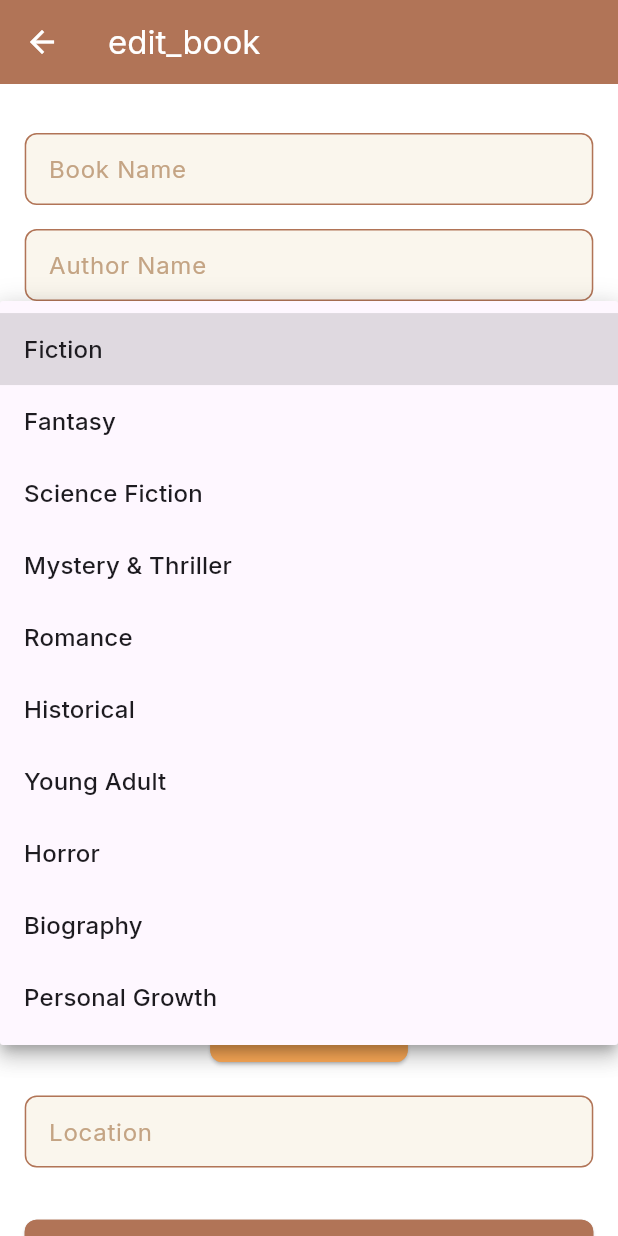
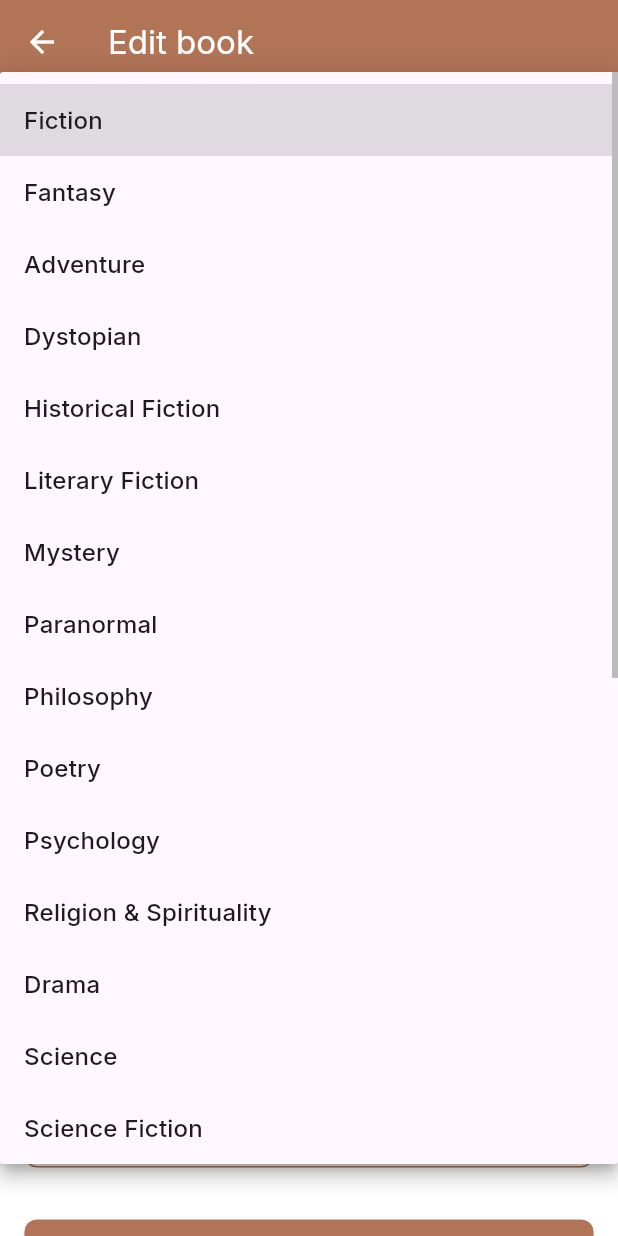
Before and after one commit to Cokawhere/graduation-project-BOOKSi, a Flutter app: the EditBookView screen opened directly with empty values, after a tap on "Sale", after a tap on "Genre", on a phone screen of 412 x 824 dp. Run offline on Flutter 3.47's test engine with Material 3 defaults, Android fonts, the phone set to English and light mode, and no system bars; our stand-ins replace cloud_firestore, firebase_auth, firebase_core, flutter_svg, get, get_storage and 2 more; missing offline and left inert: flutter_facebook_auth; accounts and stored records are empty; project files that could hold a hidden picture were left out.

Commit message:
some fixes

```diff
--- a/lib/features/profile/views/edit_book.dart
+++ b/lib/features/profile/views/edit_book.dart
@@ -38,11 +38,28 @@ class _EditBookViewState extends State<EditBookView> {
   final List<String> genres = [
     "Fiction",
     "Fantasy",
+    "Adventure",
+    "Dystopian",
+    "Historical Fiction",
+    "Literary Fiction",
+    "Mystery",
+    "Paranormal",
+    "Philosophy",
+    "Poetry",
+    "Psychology",
+    "Religion & Spirituality",
+    "Drama",
+    "Science",
     "Science Fiction",
+    "Self-Help",
+    "Spirituality",
+    "Suspense",
+    "Thriller",
+    "Travel",
+    "Young Adult",
     "Mystery & Thriller",
     "Romance",
     "Historical",
-    "Young Adult",
     "Horror",
     "Biography",
     "Personal Growth",
@@ -59,7 +76,7 @@ class _EditBookViewState extends State<EditBookView> {
     _priceController = TextEditingController(
       text: book.price?.toString() ?? '',
     );
-    _selectedGenre = book.genre;
+    _selectedGenre = genres.contains(book.genre) ? book.genre : null;
     _condition = book.condition;
     _availableFor = List<String>.from(book.availableFor);
   }
--- a/lib/lang/ar.dart
+++ b/lib/lang/ar.dart
@@ -57,6 +57,7 @@ const Map<String, String> ar = {
   'location': 'الموقع',
   'enter_location': 'أدخل الموقع',
   'edit_profile_form_coming_soon': 'نموذج تعديل الملف الشخصي قادم قريبًا...',
+  'edit_book' : 'تعديل الكتاب',
 
   //shop-home
   "search_books": "ابحث عن الكتب...",
--- a/lib/lang/en.dart
+++ b/lib/lang/en.dart
@@ -57,6 +57,7 @@ const Map<String, String> en = {
   'location': 'Location',
   'enter_location': 'Enter location',
   'edit_profile_form_coming_soon': 'Edit Profile Form Coming Soon...',
+  'edit_book' : 'Edit book',
 
   //shop-home
   "search_books": "Search books...",
```
Also changed, not shown: lib/features/profile/views/add_book.dart (+5 -5 lines).
